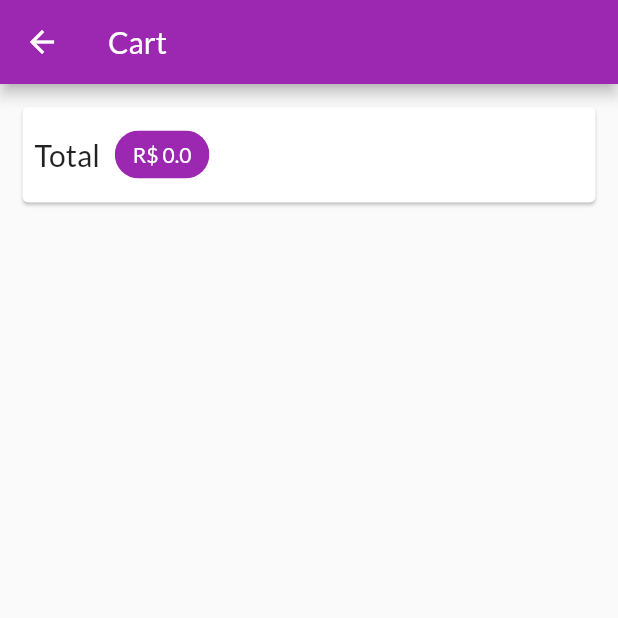
After one commit to mvgmenezes/shop_app, a Flutter app: the CartScreen screen opened by its route, on a phone screen of 412 x 824 dp, the top half of it. The commit adds this screen. Run offline on Flutter 3.47's test engine with Material 2 defaults, Android fonts, the phone set to English and light mode, and no system bars; network calls fail.

Commit message:
Creating Cart Screen and Cart item (list products and remove products from cart)

```diff
--- a/lib/main.dart
+++ b/lib/main.dart
@@ -2,6 +2,7 @@ import 'package:flutter/material.dart';
 import 'package:provider/provider.dart';
 import 'package:shop_app/providers/cart.dart';
 import 'package:shop_app/providers/products_provider.dart';
+import 'package:shop_app/screens/cart_screen.dart';
 import 'package:shop_app/screens/product_detail_screen.dart';
 import 'package:shop_app/screens/products_overview_screen.dart';
 
@@ -29,6 +30,7 @@ class MyApp extends StatelessWidget {
         home: ProductsOverviewScreen(),
         routes: {
           ProductDetailScreen.routeName: (ctx) => ProductDetailScreen(),
+          CartScreen.routeName: (ctx) => CartScreen(),
         },
       ),
     );
--- a/lib/providers/cart.dart
+++ b/lib/providers/cart.dart
@@ -30,6 +30,13 @@ class Cart with ChangeNotifier {
     return _items.length;
   }
 
+  double get totalAmount {
+    double total = 0.0;
+    _items.forEach((key, cartItem) {
+      total += cartItem.price * cartItem.quantity;
+    });
+    return total;
+  }
   void addItem(Product product) {
     if (_items.containsKey(product.id)) {
       _items.update(product.id, (existingItem) => CartItem(
@@ -53,4 +60,14 @@ class Cart with ChangeNotifier {
 
     notifyListeners();
   }
+
+  void removeItem(String productId) {
+    _items.remove(productId);
+    notifyListeners();
+  }
+
+  void clear() {
+    _items = {};
+    notifyListeners();
+  }
 }
--- /dev/null
+++ b/lib/screens/cart_screen.dart
@@ -0,0 +1,63 @@
+import 'package:flutter/material.dart';
+import 'package:provider/provider.dart';
+import 'package:shop_app/providers/cart.dart';
+import 'package:shop_app/widgets/cart_item.dart';
+
+class CartScreen extends StatelessWidget {
+  static const routeName = '/cart';
+  @override
+  Widget build(BuildContext context) {
+    final Cart cart = Provider.of(context);
+    final cartItems = cart.items.values.toList();
+
+    return Scaffold(
+      appBar: AppBar(
+        title: Text('Cart'),
+      ),
+      body: Column(
+        children: <Widget>[
+          Card(
+            margin: EdgeInsets.all(15),
+            child: Padding(
+              padding: EdgeInsets.all(8),
+              child: Row(
+                mainAxisAlignment: MainAxisAlignment.spaceBetween,
+                children: <Widget>[
+                  Text(
+                    'Total',
+                    style: TextStyle(fontSize: 20),
+                  ),
+                  SizedBox(
+                    width: 10,
+                  ),
+                  Chip(
+                    label: Text(
+                      'R\$ ${cart.totalAmount}',
+                      style: TextStyle(
+                          color:
+                          Theme.of(context).primaryTextTheme.title.color),
+                    ),
+                    backgroundColor: Theme.of(context).primaryColor,
+                  ),
+                  Spacer(),
+                  //OrderButton(cart: cart)
+                ],
+              ),
+            ),
+          ),
+          SizedBox(
+            height: 10,
+          ),
+          Expanded(
+            child: ListView.builder(
+              itemCount: cart.itemsCount,
+              itemBuilder: (ctx, i) => CartItemWidget(
+                cartItems[i],
+              ),
+            ),
+          )
+        ],
+      ),
+    );
+  }
+}
--- a/lib/screens/products_overview_screen.dart
+++ b/lib/screens/products_overview_screen.dart
@@ -2,6 +2,7 @@ import 'package:flutter/material.dart';
 import 'package:provider/provider.dart';
 import 'package:shop_app/providers/cart.dart';
 import 'package:shop_app/providers/products_provider.dart';
+import 'package:shop_app/screens/cart_screen.dart';
 import 'package:shop_app/widgets/badge.dart';
 
 import 'package:shop_app/widgets/products_grid.dart';
@@ -57,7 +58,9 @@ class _ProductsOverviewScreenState extends State<ProductsOverviewScreen> {
               icon: Icon(
               Icons.shopping_cart
               ),
-              onPressed: () {},
+              onPressed: () {
+                Navigator.of(context).pushNamed(CartScreen.routeName);
+              },
               ),
           )
         ],
```
Also changed, not shown: lib/widgets/cart_item.dart (added, +79 -0 lines).
